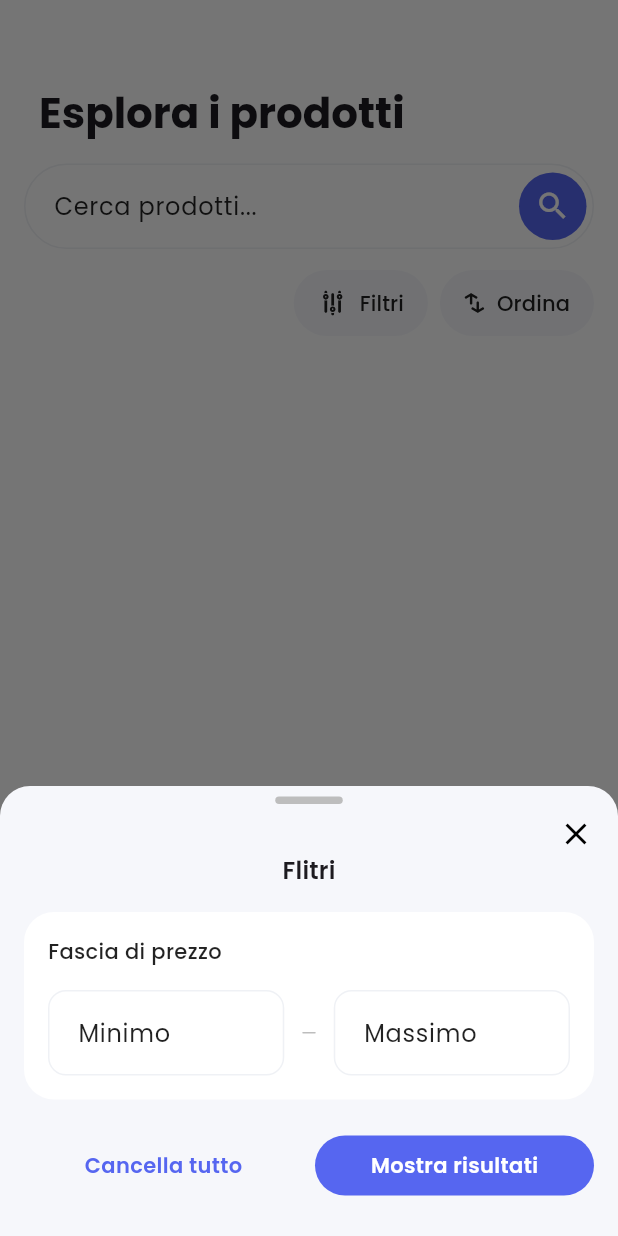
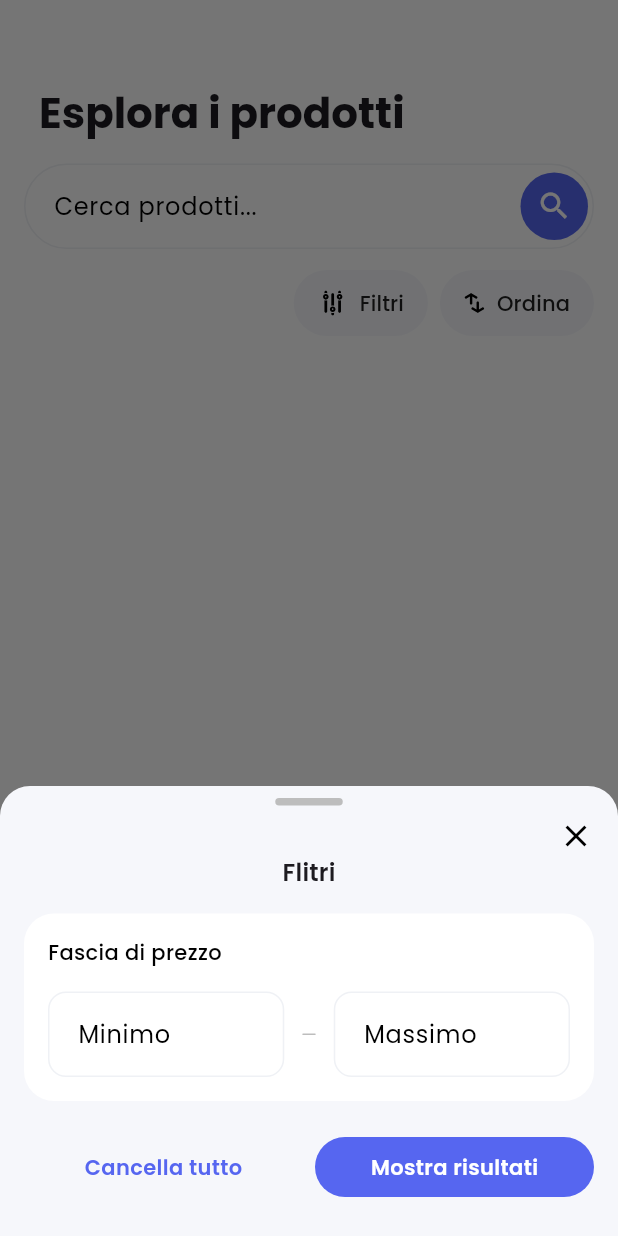
Before and after one commit to fres-sudo/scalapay-assessment, a Flutter app: the ProductsPage screen opened directly, after a tap on "Filtri", on a phone screen of 412 x 824 dp. Run offline on Flutter 3.47's test engine with Material 3 defaults, Android fonts, the phone set to English and light mode, and no system bars; our stand-ins replace cached_network_image, dio, flutter_bloc, flutter_svg, freezed_annotation, google_fonts and 3 more; missing offline and left inert: pine, talker_dio_logger; generated files the repository leaves out were written again; statements that could not run were skipped.

Commit message:
ref(ui): small ui improvements

```diff
--- a/lib/di/dependency_injector.dart
+++ b/lib/di/dependency_injector.dart
@@ -16,7 +16,6 @@ import 'package:scalapay_assessment/services/network/requests/search_product/sea
 import 'package:scalapay_assessment/utils/constants.dart';
 import 'package:talker/talker.dart';
 import 'package:talker_dio_logger/talker_dio_logger.dart';
-import 'package:talker_dio_logger/talker_dio_logger_interceptor.dart';
 
 part 'blocs.dart';
 
--- a/lib/pages/products_page.dart
+++ b/lib/pages/products_page.dart
@@ -10,6 +10,7 @@ import 'package:scalapay_assessment/pages/widgets/sort_order_bottom_sheet.dart';
 import 'package:scalapay_assessment/services/network/requests/search_product/search_product_request.dart';
 import 'package:scalapay_assessment/ui/assets.dart';
 import 'package:scalapay_assessment/ui/extensions.dart';
+import 'package:scalapay_assessment/ui/sizes.dart';
 
 class ProductsPage extends StatelessWidget {
   const ProductsPage({super.key});
@@ -21,7 +22,7 @@ class ProductsPage extends StatelessWidget {
       child: Scaffold(
         body: SafeArea(
           child: Padding(
-            padding: const EdgeInsets.symmetric(horizontal: 16.0),
+            padding: const EdgeInsets.symmetric(horizontal: Sizes.lg),
             child: RefreshIndicator.adaptive(
               onRefresh: () async {
                 context.productBloc.search(
@@ -34,7 +35,12 @@ class ProductsPage extends StatelessWidget {
                 slivers: [
                   SliverToBoxAdapter(
                     child: Padding(
-                      padding: const EdgeInsets.fromLTRB(10, 57, 16, 16),
+                      padding: const EdgeInsets.fromLTRB(
+                        10,
+                        57,
+                        Sizes.lg,
+                        Sizes.lg,
+                      ),
                       child: Text(
                         'Esplora i prodotti',
                         style: Theme.of(context).textTheme.headlineMedium?.bold,
@@ -43,11 +49,11 @@ class ProductsPage extends StatelessWidget {
                   ),
                   SliverToBoxAdapter(
                     child: Column(
-                      spacing: 12,
+                      spacing: Sizes.md,
                       children: [
                         ProductSearchField(),
                         Row(
-                          spacing: 8,
+                          spacing: Sizes.sm,
                           mainAxisAlignment: MainAxisAlignment.end,
                           children: [
                             ElevatedButton.icon(
--- a/lib/pages/widgets/filter_bottom_sheet.dart
+++ b/lib/pages/widgets/filter_bottom_sheet.dart
@@ -3,6 +3,7 @@ import 'dart:io';
 import 'package:flutter/cupertino.dart';
 import 'package:flutter/material.dart';
 import 'package:scalapay_assessment/cubits/product_filters/product_filters_cubit.dart';
+import 'package:scalapay_assessment/ui/sizes.dart';
 import 'package:scalapay_assessment/ui/widgets/custom_bottom_sheet.dart';
 
 class FilterBottomSheet extends StatefulWidget {
@@ -38,17 +39,17 @@ class _FilterBottomSheetState extends State<FilterBottomSheet> {
       title: "Flitri",
       height: 300,
       child: Column(
-        spacing: 20,
+        spacing: Sizes.xl,
         children: [
           Container(
-            padding: const EdgeInsets.all(16.0),
+            padding: const EdgeInsets.all(Sizes.lg),
             decoration: BoxDecoration(
               color: Theme.of(context).colorScheme.surface,
-              borderRadius: BorderRadius.circular(20),
+              borderRadius: BorderRadius.circular(Sizes.borderRadius),
             ),
             child: Column(
               crossAxisAlignment: CrossAxisAlignment.start,
-              spacing: 16,
+              spacing: Sizes.lg,
               children: [
                 Text(
                   "Fascia di prezzo",
@@ -58,7 +59,7 @@ class _FilterBottomSheetState extends State<FilterBottomSheet> {
                   ),
                 ),
                 Row(
-                  spacing: 12,
+                  spacing: Sizes.md,
                   children: [
                     Expanded(
                       child: TextField(
@@ -145,7 +146,7 @@ class _FilterBottomSheetState extends State<FilterBottomSheet> {
                   ),
                 ),
               ),
-              const SizedBox(width: 8),
+              const SizedBox(width: Sizes.sm),
               Expanded(
                 child: FilledButton(
                   onPressed: () {
--- a/lib/pages/widgets/product_search_field.dart
+++ b/lib/pages/widgets/product_search_field.dart
@@ -1,5 +1,6 @@
 import 'package:flutter/material.dart';
 import 'package:scalapay_assessment/cubits/product_filters/product_filters_cubit.dart';
+import 'package:scalapay_assessment/ui/sizes.dart';
 
 class ProductSearchField extends StatefulWidget {
   const ProductSearchField({super.key});
@@ -51,7 +52,7 @@ class _ProductSearchFieldState extends State<ProductSearchField> {
             FocusScope.of(context).unfocus();
           },
           child: Padding(
-            padding: const EdgeInsets.only(right: 5),
+            padding: const EdgeInsets.only(right: Sizes.xs),
             child: Container(
               height: 45,
               width: 45,
--- a/lib/repositories/mappers/product_mapper.dart
+++ b/lib/repositories/mappers/product_mapper.dart
@@ -12,7 +12,7 @@ class ProductMapper extends DTOMapper<ProductJTO, Product> {
     description: dto.description,
     price: dto.listPrice.toStringAsFixed(2),
     merchantBrand: dto.merchant,
-    installmentPrice: (dto.selling_price / 3).toStringAsFixed(2),
+    installmentPrice: (dto.sellingPrice / 3).toStringAsFixed(2),
     hasImage: dto.hasImage == 1,
     image: dto.image,
     url: dto.url,
--- a/lib/services/network/errors/api_error.dart
+++ b/lib/services/network/errors/api_error.dart
@@ -1,6 +1,4 @@
-import 'package:dio/dio.dart';
 import 'package:freezed_annotation/freezed_annotation.dart';
-import 'package:scalapay_assessment/exceptions/app_exception.dart';
 
 part 'api_error.freezed.dart';
 part 'api_error.g.dart';
--- a/lib/services/network/jto/product/product_jto.dart
+++ b/lib/services/network/jto/product/product_jto.dart
@@ -28,7 +28,7 @@ abstract class ProductJTO extends DTO with _$ProductJTO {
     required String merchant,
     @JsonKey(name: 'merchantId') required String merchantId,
     @JsonKey(name: 'new_offer') required bool newOffer,
-    required double selling_price,
+    @JsonKey(name: 'selling_price') required double sellingPrice,
     required List<String> tags,
     required String title,
     required String url,
--- /dev/null
+++ b/lib/ui/sizes.dart
@@ -0,0 +1,13 @@
+class Sizes {
+  static const double unit = 16;
+  static const double xxs = 0.125 * unit;
+  static const double xs = 0.25 * unit;
+  static const double sm = 0.5 * unit;
+  static const double md = 0.75 * unit;
+  static const double lg = unit;
+  static const double xl = 1.25 * unit;
+  static const double xxl = 1.5 * unit;
+
+  /// Border radius for buttons, cards, inputs etc.
+  static const double borderRadius = 20;
+}
--- a/lib/ui/theme.dart
+++ b/lib/ui/theme.dart
@@ -1,5 +1,6 @@
 import 'package:flutter/material.dart';
 import 'package:google_fonts/google_fonts.dart';
+import 'package:scalapay_assessment/ui/sizes.dart';
 
 abstract final class AppTheme {
   static ThemeData get lightTheme => ThemeData(
@@ -13,7 +14,7 @@ abstract final class AppTheme {
       secondary: const Color(0xFFF6F7FB),
       onSecondary: Colors.grey.shade900,
       surface: Colors.white,
-      onSurface: Colors.black87,
+      onSurface: Colors.black,
       error: const Color(0xFFB00020),
       onError: Colors.white,
     ),
@@ -31,8 +32,8 @@ abstract final class AppTheme {
       showDragHandle: false,
       shape: const RoundedRectangleBorder(
         borderRadius: BorderRadius.only(
-          topLeft: Radius.circular(20),
-          topRight: Radius.circular(20),
+          topLeft: Radius.circular(Sizes.borderRadius),
+          topRight: Radius.circular(Sizes.borderRadius),
         ),
       ),
     ),
@@ -44,12 +45,16 @@ abstract final class AppTheme {
         borderSide: BorderSide(color: Color(0xFFEFF1F5), width: 1),
       ),
       filled: false,
-      contentPadding: EdgeInsets.only(left: 16, top: 16.5, bottom: 16.5),
+      contentPadding: EdgeInsets.only(
+        left: Sizes.lg,
+        top: Sizes.lg + .5,
+        bottom: Sizes.lg + .5,
+      ),
     ),
     elevatedButtonTheme: ElevatedButtonThemeData(
       style: ElevatedButton.styleFrom(
         shape: RoundedRectangleBorder(borderRadius: BorderRadius.circular(100)),
-        padding: const EdgeInsets.symmetric(horizontal: 16, vertical: 12),
+        padding: const EdgeInsets.symmetric(horizontal: Sizes.lg, vertical: 12),
         elevation: 0,
         backgroundColor: Color(0xFFF6F7FB),
         foregroundColor: Colors.grey.shade900,
--- a/lib/ui/widgets/custom_bottom_sheet.dart
+++ b/lib/ui/widgets/custom_bottom_sheet.dart
@@ -1,4 +1,5 @@
 import 'package:flutter/material.dart';
+import 'package:scalapay_assessment/ui/sizes.dart';
 
 class CustomBottomSheet extends StatelessWidget {
   const CustomBottomSheet({
@@ -16,22 +17,22 @@ class CustomBottomSheet extends StatelessWidget {
   Widget build(BuildContext context) {
     return Padding(
       padding: EdgeInsets.fromLTRB(
-        16,
+        Sizes.lg,
         0,
-        16,
+        Sizes.lg,
         MediaQuery.of(context).viewInsets.bottom,
       ),
       child: SizedBox(
         height: height,
         child: Column(
           children: [
-            const SizedBox(height: 7),
+            const SizedBox(height: Sizes.sm),
             Container(
               height: 5,
               width: 45,
               decoration: BoxDecoration(
                 color: Colors.grey.shade400,
-                borderRadius: BorderRadius.circular(10),
+                borderRadius: BorderRadius.circular(Sizes.borderRadius / 2),
               ),
             ),
             const SizedBox(height: 8),
@@ -49,7 +50,7 @@ class CustomBottomSheet extends StatelessWidget {
                 context,
               ).textTheme.titleMedium?.copyWith(fontWeight: FontWeight.w600),
             ),
-            const SizedBox(height: 16),
+            const SizedBox(height: Sizes.lg),
             child,
           ],
         ),
```
Also changed, not shown: lib/pages/widgets/product_card.dart (+8 -7 lines), lib/pages/widgets/products_grid.dart (+9 -4 lines), lib/pages/widgets/sort_order_bottom_sheet.dart (+6 -5 lines), lib/ui/colors.dart (deleted, +0 -20 lines), lib/ui/device.dart (deleted, +0 -166 lines), 4 other files.
